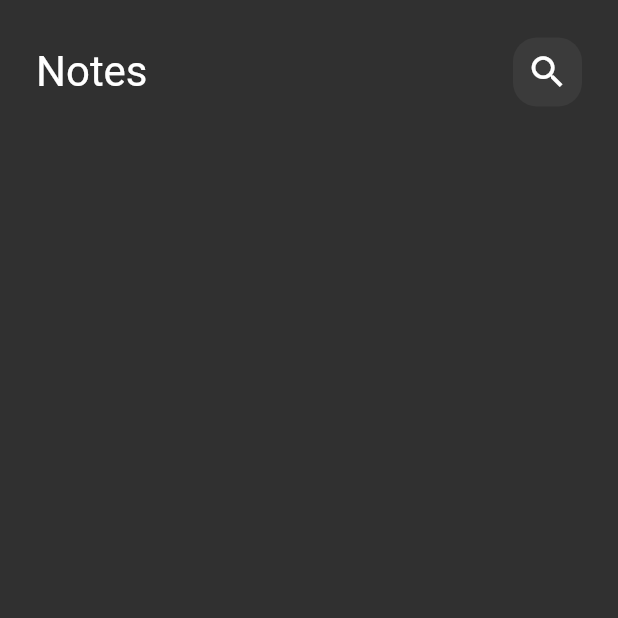
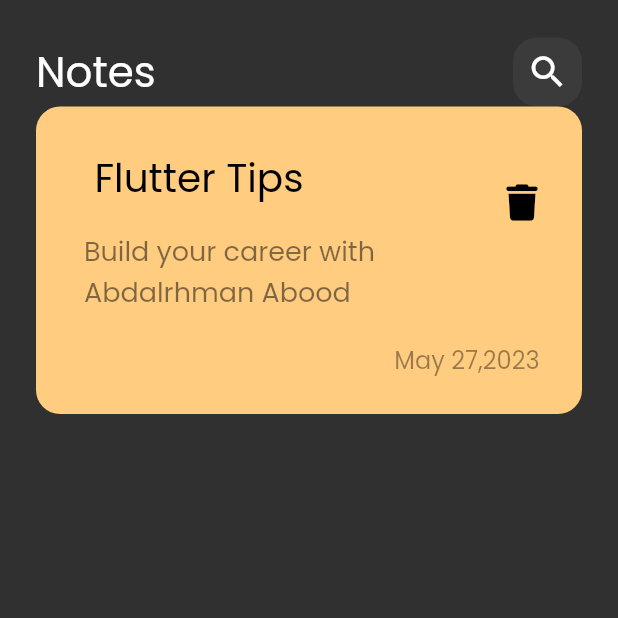
Before and after one commit to Abdalrhmanabood/notes_app, a Flutter app: the screen it shows after launch, on a phone screen of 412 x 824 dp, the top half of it. Run offline on Flutter 3.47's test engine with Material 2 defaults, Android fonts, the phone set to English and light mode, and no system bars; our stand-ins replace font_awesome_flutter.

Commit message:
create custom note item and add font family

```diff
--- a/lib/main.dart
+++ b/lib/main.dart
@@ -10,7 +10,9 @@ class NotesApp extends StatelessWidget {
   @override
   Widget build(BuildContext context) {
     return MaterialApp(
+      debugShowCheckedModeBanner: false,
       theme: ThemeData(
+        fontFamily: 'Poppins',
  brightness: Brightness.dark ,
       ),
       home: const NotesViews(),
--- /dev/null
+++ b/lib/views/widget/custom_note_item.dart
@@ -0,0 +1,56 @@
+import 'package:flutter/material.dart';
+import 'package:font_awesome_flutter/font_awesome_flutter.dart';
+
+class NoteItem extends StatelessWidget {
+  const NoteItem({super.key});
+
+  @override
+  Widget build(BuildContext context) {
+    return Container(
+      decoration: BoxDecoration(
+        color: const Color(0xffffcc80),
+        borderRadius: BorderRadius.circular(16),
+      ),
+      child: Padding(
+        padding: const EdgeInsets.only(top: 24 , bottom: 24 , left: 16),
+        child: Column(
+          crossAxisAlignment: CrossAxisAlignment.end,
+          children: [
+            ListTile(
+              title: const Text(
+                ' Flutter Tips',
+                style: TextStyle(fontSize: 26, color: Colors.black),
+              ),
+              subtitle: Padding(
+                padding: const EdgeInsets.only(top:16 , bottom: 16),
+                child: Text(
+                  'Build your career with Abdalrhman Abood',
+                  style: TextStyle(
+                    fontSize: 18,
+                    color: Colors.black.withOpacity(.5),
+                  ),
+                ),
+              ),
+              trailing: IconButton(
+                onPressed: () {},
+                icon: const Icon(FontAwesomeIcons.trash),
+                color: Colors.black,
+                iconSize: 24,
+              ),
+            ),
+            Padding(
+              padding: const EdgeInsets.only(right: 24),
+              child: Text(
+                'May 27,2023 ',
+                style: TextStyle(
+                  color: Colors.black.withOpacity(.4),
+                  fontSize: 16,
+                ),
+              ),
+            )
+          ],
+        ),
+      ),
+    );
+  }
+}
--- a/lib/views/widget/custom_search_icon.dart
+++ b/lib/views/widget/custom_search_icon.dart
@@ -11,7 +11,7 @@ class CostomSearchIcon extends StatelessWidget {
       decoration: BoxDecoration(
           color: Colors.white.withOpacity(.05),
           borderRadius: BorderRadius.circular(16),),
-      child: Center(
+      child:const Center(
         child: Icon(
           Icons.search,
           size: 28,
--- a/lib/views/widget/notes_views_body.dart
+++ b/lib/views/widget/notes_views_body.dart
@@ -1,19 +1,17 @@
 import 'package:flutter/material.dart';
-
 import 'custom_app_bar.dart';
-
+import 'custom_note_item.dart';
 class NotesViewsBody extends StatelessWidget {
   const NotesViewsBody({super.key});
-
   @override
   Widget build(BuildContext context) {
     return Padding(
       padding: const EdgeInsets.symmetric(horizontal: 24),
       child: Column(
-
         children: const [
-            SizedBox(height: 25),
-        CustomAppBar(),
+          SizedBox(height: 25),
+          CustomAppBar(),
+          NoteItem(),
         ],
       ),
     );
```
Also changed, not shown: pubspec.yaml (+5 -7 lines), assets/fonts/Poppins-Regular.ttf (added), pubspec.lock.
